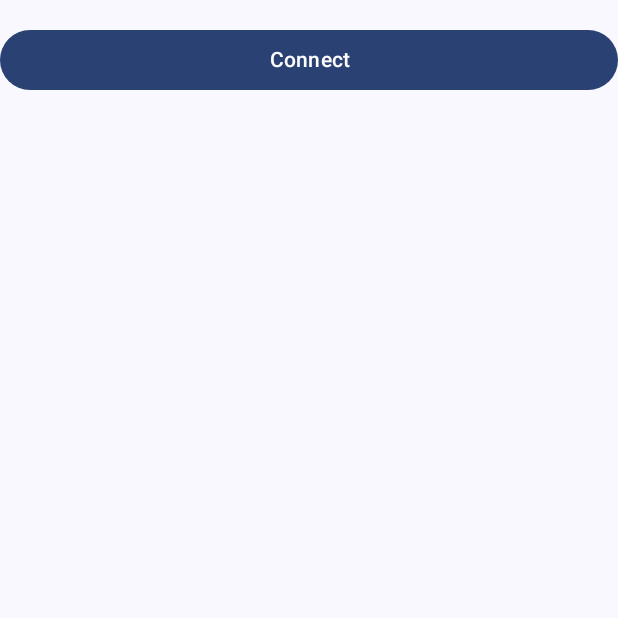
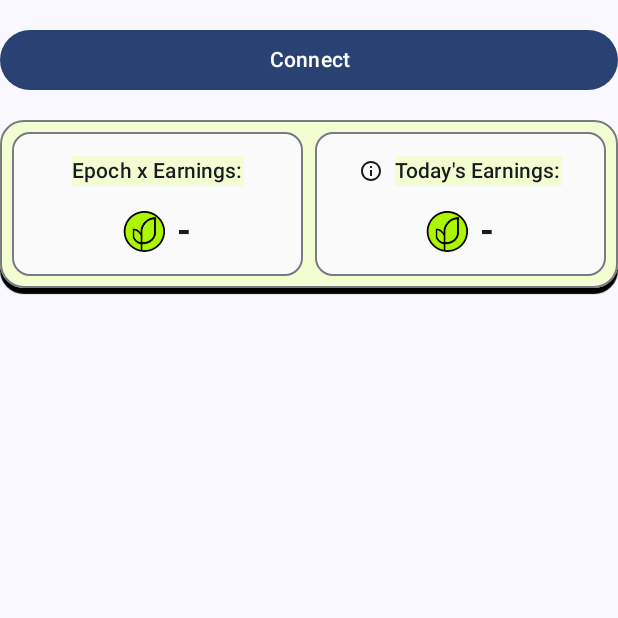
Before and after one commit to conveyGhost/getgrass-android, an Android app built with Jetpack Compose: the composable LiveScreen shown on its own in the app's theme, on a phone screen of 412 x 824 dp, the top half of it. Run offline under Robolectric (Android 15) with nearby library versions, the light colour scheme and no system bars; our stand-ins replace Dagger/Hilt's generated code; network calls fail; 1 statement that could not run was skipped.

Commit message:
Add Dashboard for earnings

```diff
--- /dev/null
+++ b/app/src/main/java/com/grass/android/Extensions.kt
@@ -0,0 +1,44 @@
+package com.grass.android
+
+import androidx.compose.ui.Modifier
+import androidx.compose.ui.draw.drawBehind
+import androidx.compose.ui.graphics.Color
+import androidx.compose.ui.graphics.Paint
+import androidx.compose.ui.graphics.drawscope.drawIntoCanvas
+import androidx.compose.ui.graphics.toArgb
+import androidx.compose.ui.unit.Dp
+import androidx.compose.ui.unit.dp
+
+fun Modifier.advancedShadow(
+    color: Color = Color.Black,
+    alpha: Float = 1f,
+    cornersRadius: Dp = 0.dp,
+    shadowBlurRadius: Dp = 0.01.dp,
+    offsetY: Dp = 0.dp,
+    offsetX: Dp = 0.dp
+) = drawBehind {
+
+    val shadowColor = color.copy(alpha = alpha).toArgb()
+    val transparentColor = color.copy(alpha = 0f).toArgb()
+
+    drawIntoCanvas {
+        val paint = Paint()
+        val frameworkPaint = paint.asFrameworkPaint()
+        frameworkPaint.color = transparentColor
+        frameworkPaint.setShadowLayer(
+            shadowBlurRadius.toPx(),
+            offsetX.toPx(),
+            offsetY.toPx(),
+            shadowColor
+        )
+        it.drawRoundRect(
+            0f,
+            0f,
+            this.size.width,
+            this.size.height,
+            cornersRadius.toPx(),
+            cornersRadius.toPx(),
+            paint
+        )
+    }
+}
--- a/app/src/main/java/com/grass/android/data/UserData.kt
+++ b/app/src/main/java/com/grass/android/data/UserData.kt
@@ -3,5 +3,6 @@ package com.grass.android.data
 data class UserData(
     val userId: String?,
     val deviceId: String?,
-    val email: String?
+    val email: String?,
+    val isLoggedIn: Boolean
 )
--- a/app/src/main/java/com/grass/android/network/GrassApiService.kt
+++ b/app/src/main/java/com/grass/android/network/GrassApiService.kt
@@ -1,10 +1,10 @@
 package com.grass.android.network
 
+import com.grass.android.data.ActiveIp
 import com.grass.android.data.BaseResponse
 import com.grass.android.data.Device
 import com.grass.android.data.Login
 import retrofit2.http.Body
-import retrofit2.http.Field
 import retrofit2.http.GET
 import retrofit2.http.POST
 
@@ -14,4 +14,7 @@ interface GrassApiService {
 
     @GET("devices?input=%7B%22limit%22:5%7D")
     suspend fun devices(): BaseResponse<Device.Response>
+
+    @GET("activeIps")
+    suspend fun activeIps(): BaseResponse<List<ActiveIp.Response>>
 }
--- /dev/null
+++ b/app/src/main/java/com/grass/android/repository/EarningsRepository.kt
@@ -0,0 +1,33 @@
+package com.grass.android.repository
+
+import android.text.format.DateUtils
+import com.grass.android.data.ActiveIp
+import com.grass.android.network.GrassApiService
+import kotlinx.coroutines.delay
+import kotlinx.coroutines.flow.flow
+import javax.inject.Inject
+import kotlin.time.Duration
+
+data class Earnings(
+    val totalEpoch: Double,
+    val totalToday: Double
+)
+
+class EarningsRepository @Inject constructor(
+    private val grassApiService: GrassApiService,
+    private val refreshIntervalMs: Duration
+) {
+    suspend fun earnings() = flow {
+        while (true) {
+            val data = grassApiService.activeIps().result.data
+            val today = data.filter { DateUtils.isToday(it.date.time) }.sumOf(::calculatePoints)
+            val epoch = data.sumOf(::calculatePoints)
+            emit(Earnings(epoch, today))
+            delay(refreshIntervalMs)
+        }
+    }
+
+    private fun calculatePoints(response: ActiveIp.Response): Double {
+        return response.totalUptime / 3600.0 * response.ipScore * response.multiplier
+    }
+}
--- /dev/null
+++ b/app/src/main/java/com/grass/android/ui/dasboard/DashboardScreen.kt
@@ -0,0 +1,128 @@
+package com.grass.android.ui.dasboard
+
+import androidx.annotation.DrawableRes
+import androidx.compose.foundation.Image
+import androidx.compose.foundation.background
+import androidx.compose.foundation.layout.Arrangement
+import androidx.compose.foundation.layout.Column
+import androidx.compose.foundation.layout.Row
+import androidx.compose.foundation.layout.Spacer
+import androidx.compose.foundation.layout.fillMaxWidth
+import androidx.compose.foundation.layout.height
+import androidx.compose.foundation.layout.padding
+import androidx.compose.foundation.layout.size
+import androidx.compose.foundation.layout.width
+import androidx.compose.foundation.shape.RoundedCornerShape
+import androidx.compose.material.icons.Icons
+import androidx.compose.material.icons.outlined.Info
+import androidx.compose.material3.Card
+import androidx.compose.material3.CardDefaults
+import androidx.compose.material3.Icon
+import androidx.compose.material3.MaterialTheme
+import androidx.compose.material3.Text
+import androidx.compose.runtime.Composable
+import androidx.compose.runtime.collectAsState
+import androidx.compose.runtime.getValue
+import androidx.compose.ui.Alignment
+import androidx.compose.ui.Modifier
+import androidx.compose.ui.graphics.vector.ImageVector
+import androidx.compose.ui.res.painterResource
+import androidx.compose.ui.text.font.FontWeight
+import androidx.compose.ui.unit.dp
+import androidx.compose.ui.unit.sp
+import androidx.lifecycle.viewmodel.compose.viewModel
+import com.grass.android.R
+import com.grass.android.advancedShadow
+import com.grass.android.ui.theme.DarkBackground
+import com.grass.android.ui.theme.LightBackround
+
+@Composable
+fun DashboardScreen(modifier: Modifier, viewModel: DashboardViewModel = viewModel()) {
+    val uiState by viewModel.uiState.collectAsState()
+    val item1 = BentoItem("Epoch x Earnings:", null, uiState.epochTotal, R.drawable.grass_icon)
+    val item2 = BentoItem(
+        "Today's Earnings:",
+        Icons.Outlined.Info,
+        uiState.todayTotal,
+        R.drawable.grass_icon
+    )
+
+    Card(
+        modifier = Modifier
+            .advancedShadow(cornersRadius = 16.dp, offsetY = 4.dp),
+        shape = RoundedCornerShape(16.dp),
+        colors = CardDefaults.cardColors(
+            containerColor = DarkBackground
+        ),
+        border = CardDefaults.outlinedCardBorder()
+    ) {
+        Row(
+            modifier.padding(8.dp), horizontalArrangement = Arrangement.spacedBy(8.dp)
+        ) {
+            BentoBox(modifier.weight(1f), item1)
+            BentoBox(modifier.weight(1f), item2)
+        }
+    }
+}
+
+
+data class BentoItem(
+    val title: String,
+    val titleIcon: ImageVector?,
+    val name: String,
+    @DrawableRes val imageResId: Int
+)
+
+@Composable
+fun BentoBox(modifier: Modifier, item: BentoItem) {
+    Card(
+        modifier = modifier,
+        colors = CardDefaults.cardColors(
+            containerColor = LightBackround, //Card background color
+        ),
+        border = CardDefaults.outlinedCardBorder()
+    ) {
+        Column(
+            modifier = Modifier.padding(16.dp),
+            verticalArrangement = Arrangement.Center,
+            horizontalAlignment = Alignment.CenterHorizontally
+        ) {
+            Row(
+                modifier = Modifier.fillMaxWidth(),
+                horizontalArrangement = Arrangement.Center,
+                verticalAlignment = Alignment.CenterVertically
+            ) {
+                item.titleIcon?.let {
+                    Icon(
+                        it, item.name, Modifier.size(16.dp)
+                    )
+                    Spacer(modifier = Modifier.width(8.dp))
+                }
+                Text(
+                    text = item.title, modifier = Modifier.background(
+                        DarkBackground
+                    ), style = MaterialTheme.typography.titleSmall
+                )
+            }
+
+            Spacer(modifier = Modifier.height(16.dp))
+
+            // Food items section
+            Row(
+                modifier = Modifier.fillMaxWidth(),
+                horizontalArrangement = Arrangement.Center,
+                verticalAlignment = Alignment.CenterVertically
+            ) {
+                Image(
+                    painter = painterResource(id = item.imageResId),
+                    item.name,
+                    modifier = Modifier.size(28.dp)
+                )
+
+                Spacer(modifier = Modifier.width(8.dp))
+
+                Text(text = item.name, fontSize = 24.sp, fontWeight = FontWeight.Bold)
+            }
+        }
+    }
+}
--- /dev/null
+++ b/app/src/main/java/com/grass/android/ui/dasboard/DashboardUiState.kt
@@ -0,0 +1,6 @@
+package com.grass.android.ui.dasboard
+
+data class DashboardUiState(
+    val epochTotal: String,
+    val todayTotal: String
+)
--- /dev/null
+++ b/app/src/main/java/com/grass/android/ui/dasboard/DashboardViewModel.kt
@@ -0,0 +1,51 @@
+package com.grass.android.ui.dasboard
+
+import androidx.lifecycle.ViewModel
+import androidx.lifecycle.viewModelScope
+import com.grass.android.Logger
+import com.grass.android.repository.EarningsRepository
+import dagger.hilt.android.lifecycle.HiltViewModel
+import kotlinx.coroutines.Job
+import kotlinx.coroutines.flow.MutableStateFlow
+import kotlinx.coroutines.flow.StateFlow
+import kotlinx.coroutines.flow.asStateFlow
+import kotlinx.coroutines.flow.map
+import kotlinx.coroutines.flow.onEach
+import kotlinx.coroutines.launch
+import java.text.DecimalFormat
+import javax.inject.Inject
+
+@HiltViewModel
+class DashboardViewModel @Inject constructor(
+    private val earningsRepository: EarningsRepository,
+    private val decimalFormat: DecimalFormat,
+    private val logger: Logger
+) : ViewModel() {
+    private val _uiState = MutableStateFlow(DashboardUiState("-", "-"))
+    val uiState: StateFlow<DashboardUiState> = _uiState.asStateFlow()
+
+    private var job: Job? = null
+
+    init {
+        fetchData()
+    }
+
+    private fun fetchData() {
+        job?.cancel()
+        job = viewModelScope.launch {
+            earningsRepository.earnings()
+                .map {
+                    DashboardUiState(
+                        decimalFormat.format(it.totalEpoch),
+                        decimalFormat.format(it.totalToday)
+                    )
+                }
+                .onEach {
+                    logger.log("dashboard", it.toString())
+                }
+                .collect {
+                    _uiState.value = it
+                }
+        }
+    }
+}
--- a/app/src/main/java/com/grass/android/ui/home/HomeUiState.kt
+++ b/app/src/main/java/com/grass/android/ui/home/HomeUiState.kt
@@ -3,7 +3,8 @@ package com.grass.android.ui.home
 data class HomeUiData(
     val userId: String?,
     val deviceId: String?,
-    val email: String?
+    val email: String?,
+    val isLoggedIn: Boolean
 )
 
 sealed class HomeUiState {
--- a/app/src/main/java/com/grass/android/ui/live/LiveScreen.kt
+++ b/app/src/main/java/com/grass/android/ui/live/LiveScreen.kt
@@ -2,18 +2,20 @@ package com.grass.android.ui.live
 
 import androidx.compose.foundation.layout.Column
 import androidx.compose.foundation.layout.fillMaxWidth
-import androidx.compose.foundation.lazy.LazyColumn
 import androidx.compose.material3.Text
 import androidx.compose.runtime.Composable
-import androidx.compose.runtime.LaunchedEffect
 import androidx.compose.runtime.collectAsState
 import androidx.compose.runtime.getValue
 import androidx.compose.ui.Modifier
 import androidx.lifecycle.viewmodel.compose.viewModel
+import com.grass.android.ui.dasboard.DashboardScreen
 import com.grass.android.ui.home.ConnectButton
 
 @Composable
-fun LiveScreen(modifier: Modifier = Modifier, viewModel: LiveViewModel = viewModel()) {
+fun LiveScreen(
+    modifier: Modifier = Modifier,
+    viewModel: LiveViewModel = viewModel()
+) {
     val uiState by viewModel.uiState.collectAsState()
 
     Column(modifier) {
@@ -24,15 +26,7 @@ fun LiveScreen(modifier: Modifier = Modifier, viewModel: LiveViewModel = viewMod
             Text(text = "Status: $it")
         }
 
-        LazyColumn(
-            modifier.weight(1f)
-        ) {
+        DashboardScreen(Modifier)
 
-            uiState.message?.let {
-                item {
-                    Text(text = it)
-                }
-            }
-        }
     }
 }
--- a/app/src/main/java/com/grass/android/ui/live/LiveUiState.kt
+++ b/app/src/main/java/com/grass/android/ui/live/LiveUiState.kt
@@ -1,5 +1,6 @@
 package com.grass.android.ui.live
 
 data class LiveUiState(
-    val message: String? = null, val status: String? = null, val isConnected: Boolean = false
+    val status: String? = null,
+    val isConnected: Boolean = false
 )
--- a/app/src/main/java/com/grass/android/ui/live/LiveViewModel.kt
+++ b/app/src/main/java/com/grass/android/ui/live/LiveViewModel.kt
@@ -8,6 +8,7 @@ import com.grass.android.network.Status
 import com.grass.android.network.WebSocketFlow
 import com.grass.android.network.WebSocketState
 import dagger.hilt.android.lifecycle.HiltViewModel
+import kotlinx.coroutines.Job
 import kotlinx.coroutines.flow.MutableStateFlow
 import kotlinx.coroutines.flow.StateFlow
 import kotlinx.coroutines.flow.asStateFlow
@@ -17,7 +18,7 @@ import javax.inject.Inject
 
 @HiltViewModel
 class LiveViewModel @Inject constructor(
-    webSocketFlow: WebSocketFlow,
+    private val webSocketFlow: WebSocketFlow,
     private val logger: Logger
 ) : ViewModel() {
     private var isConnected: Boolean = false
@@ -25,35 +26,36 @@ class LiveViewModel @Inject constructor(
     private val _uiState = MutableStateFlow(LiveUiState(isConnected = isConnected))
     val uiState: StateFlow<LiveUiState> = _uiState.asStateFlow()
 
+    private var job: Job? = null
+
     init {
         isConnected = GrassService.isConnected
         refresh()
-        webSocketFlow.state
-            .onEach {
-                _uiState.value = when (val state = it) {
-                    is WebSocketState.State -> {
-                        val isConnected = state.status == Status.CONNECTED
-                        LiveUiState(uiState.value.message, state.status.name, isConnected)
-                    }
-
-                    is WebSocketState.Message -> {
-                        val isConnected =
-                            (uiState.value.status ?: Status.DEAD) == Status.CONNECTED
-                        LiveUiState(state.message, uiState.value.status, isConnected)
-                    }
-                }
-                logger.log("viewModel", it.toString())
-            }
-            .launchIn(viewModelScope)
     }
 
     fun toggleConnection() {
         isConnected = !isConnected
-        refresh()
+        val value = uiState.value
+        val isConnected = value.isConnected
+        _uiState.value = LiveUiState(value.status, isConnected)
     }
 
     private fun refresh() {
-        val value = uiState.value
-        _uiState.value = LiveUiState(value.message, value.status, isConnected)
+        job?.cancel()
+        job = webSocketFlow.state.onEach { state ->
+            _uiState.value = when (state) {
+                is WebSocketState.State -> {
+                    val isConnected = state.status == Status.CONNECTED
+                    LiveUiState(state.status.name, isConnected)
+                }
+
+                is WebSocketState.Message -> {
+                    val isConnected =
+                        (uiState.value.status ?: Status.DEAD) == Status.CONNECTED
+                    LiveUiState(uiState.value.status, isConnected)
+                }
+            }
+            logger.log("viewModel", state.toString())
+        }.launchIn(viewModelScope)
     }
 }
--- a/app/src/main/java/com/grass/android/ui/theme/Color.kt
+++ b/app/src/main/java/com/grass/android/ui/theme/Color.kt
@@ -9,3 +9,5 @@ val Pink80 = Color(0xFFEFB8C8)
 val Purple40 = Color(0xFF6650a4)
 val PurpleGrey40 = Color(0xFF625b71)
 val Pink40 = Color(0xFF7D5260)
+val LightBackround = Color(0xFFFAFAFA)
+val DarkBackground = Color(0xFFF2FED1)
--- a/app/src/main/res/values/colors.xml
+++ b/app/src/main/res/values/colors.xml
@@ -1,2 +1,4 @@
 <?xml version="1.0" encoding="utf-8"?>
-<resources></resources>
+<resources>
+    <color name="bento_background">#FAFAFA</color>
+</resources>
```
Also changed, not shown: app/src/main/java/com/grass/android/AppModule.kt (+63 -4 lines), app/src/main/java/com/grass/android/data/ActiveIp.kt (added, +18 -0 lines), app/src/main/java/com/grass/android/network/GrassApi.kt (deleted, +0 -36 lines), app/src/main/java/com/grass/android/repository/PreferencesRepository.kt (renamed from app/src/main/java/com/grass/android/PreferencesRepository.kt, +6 -3 lines), app/src/main/java/com/grass/android/ui/home/HomeScreen.kt (+12 -7 lines), app/src/main/java/com/grass/android/ui/home/HomeViewModel.kt (+14 -10 lines), app/src/main/res/drawable/grass_icon.png (added).
